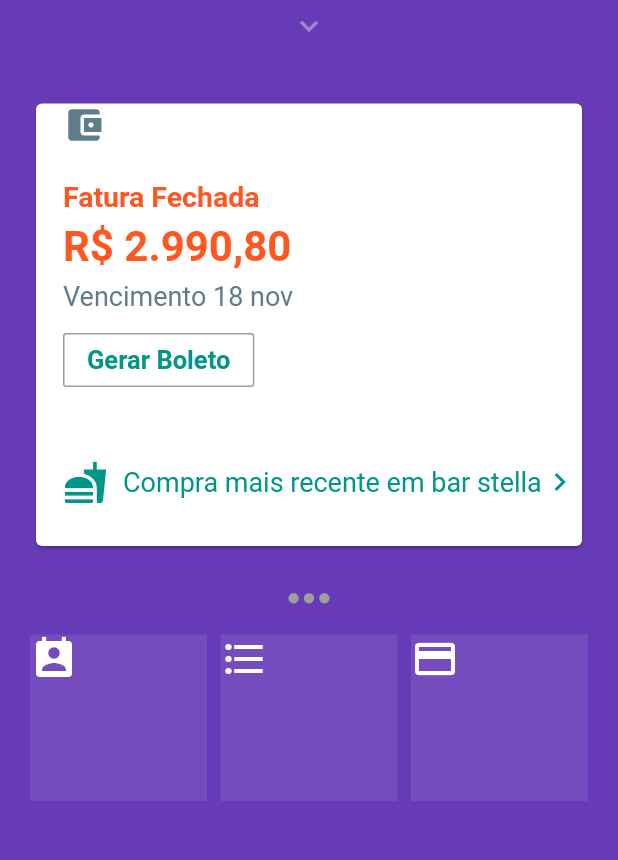
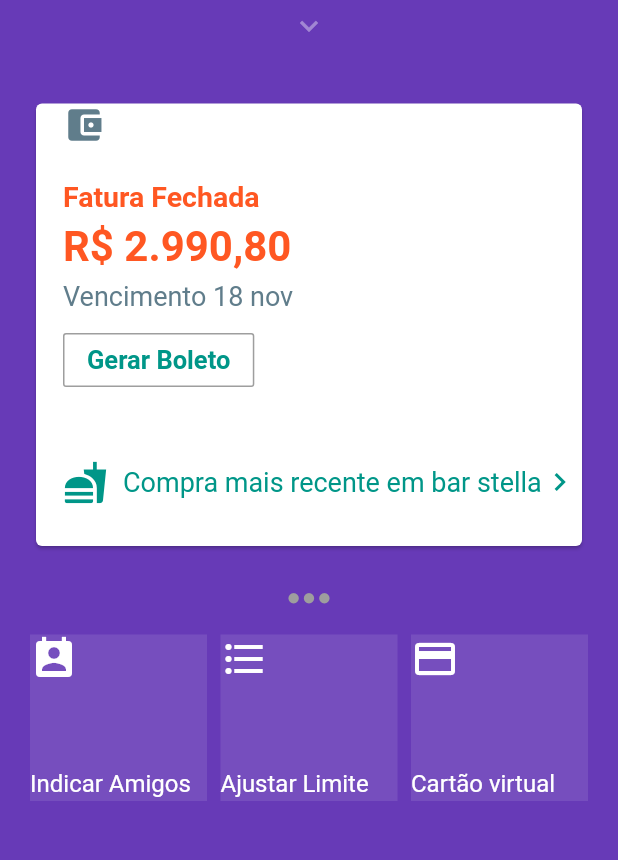
Before and after one commit to lourencofelipe/fltr-nubank, a Flutter app: the screen it shows after launch, on a phone screen of 412 x 824 dp, the part 180-1040 px from its top. Run offline on Flutter 3.47's test engine with Material 2 defaults, Android fonts, the phone set to English and light mode, and no system bars.

Commit message:
Adding descriptions

```diff
--- a/lib/pages/home-body-page.dart
+++ b/lib/pages/home-body-page.dart
@@ -201,9 +201,7 @@ class HomeBody extends StatelessWidget {
                   width: 118,
                   height: 111,
                   color: Colors.white10,
-                  child: Container(
-                    color: Theme.of(context).primaryColor.withOpacity(0.1),
-                    child: Row(
+                  child: Column(
                     crossAxisAlignment: CrossAxisAlignment.start,
                     children: <Widget>[
                       Icon(
@@ -211,9 +209,22 @@ class HomeBody extends StatelessWidget {
                         color: Colors.white,
                         size: 32,
                       ),
+                      SizedBox(
+                        height: 58,
+                      ),
+                      Column(
+                        crossAxisAlignment: CrossAxisAlignment.end,
+                        children: <Widget>[
+                          Text(
+                            "Indicar Amigos",
+                            style: TextStyle(
+                              color: Colors.white,
+                              fontSize: 16,
+                            ),
+                          ),
                         ],
                       ),
-                    height: 10,
+                    ],
                   ),
                 ),
                 Column(
@@ -222,9 +233,7 @@ class HomeBody extends StatelessWidget {
                       width: 118,
                       height: 111,
                       color: Colors.white10,
-                      child: Container(
-                        color: Theme.of(context).primaryColor.withOpacity(0.1),
-                        child: Row(
+                      child: Column(
                         crossAxisAlignment: CrossAxisAlignment.start,
                         children: <Widget>[
                           Icon(
@@ -232,9 +241,22 @@ class HomeBody extends StatelessWidget {
                             color: Colors.white,
                             size: 32,
                           ),
+                          SizedBox(
+                            height: 58,
+                          ),
+                          Column(
+                            crossAxisAlignment: CrossAxisAlignment.end,
+                            children: <Widget>[
+                              Text(
+                                "Ajustar Limite",
+                                style: TextStyle(
+                                  color: Colors.white,
+                                  fontSize: 16,
+                                ),
+                              ),
                             ],
                           ),
-                        height: 10,
+                        ],
                       ),
                     ),
                   ],
@@ -245,9 +267,7 @@ class HomeBody extends StatelessWidget {
                       width: 118,
                       height: 111,
                       color: Colors.white10,
-                      child: Container(
-                        color: Theme.of(context).primaryColor.withOpacity(0.1),
-                        child: Row(
+                       child: Column(
                     crossAxisAlignment: CrossAxisAlignment.start,
                     children: <Widget>[
                       Icon(
@@ -255,9 +275,22 @@ class HomeBody extends StatelessWidget {
                         color: Colors.white,
                         size: 32,
                       ),
+                      SizedBox(
+                        height: 58,
+                      ),
+                      Column(
+                        crossAxisAlignment: CrossAxisAlignment.end,
+                        children: <Widget>[
+                          Text(
+                            "Cartão virtual",
+                            style: TextStyle(
+                              color: Colors.white,
+                              fontSize: 16,
+                            ),
+                          ),
                         ],
                       ),
-                        height: 10,
+                    ],
                   ),
                     ),
                   ],
```
Lines whose indentation alone changed are shown as unchanged.
